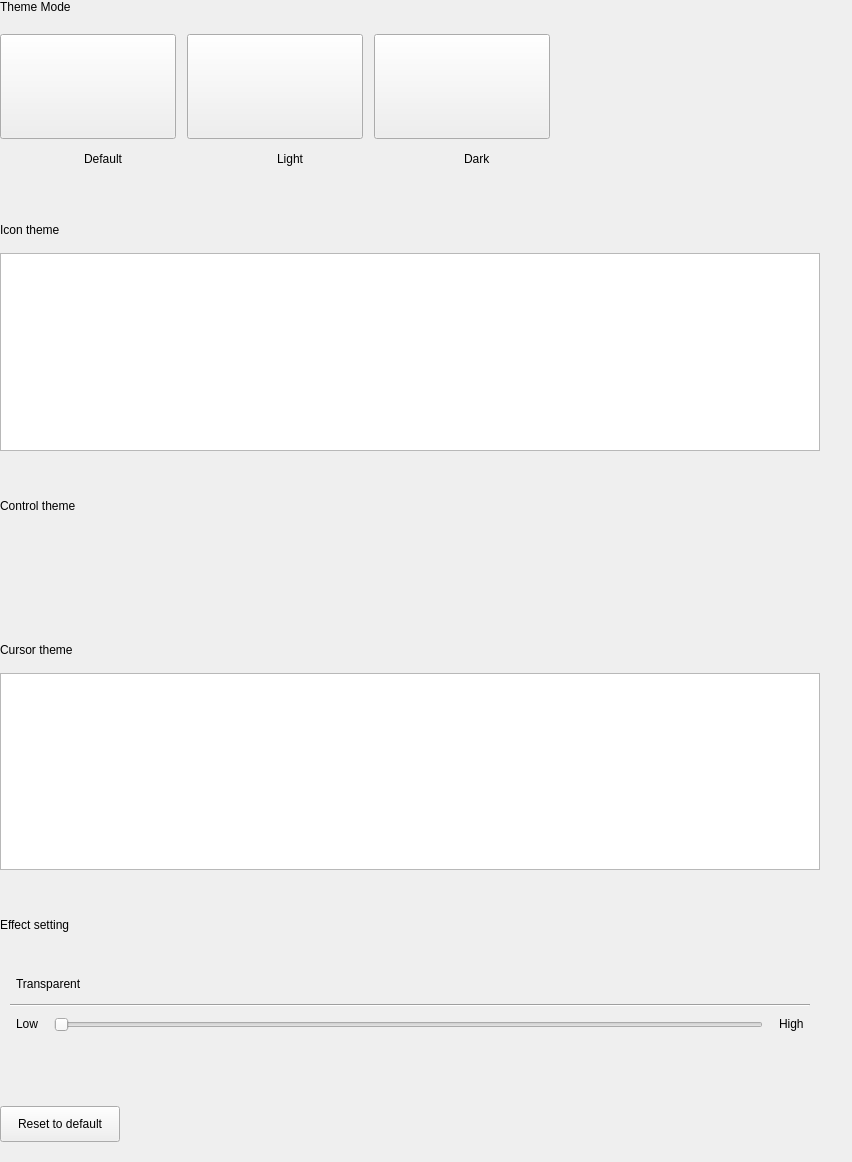
ukui/ukui-control-center, file plugins/personalized/theme/theme.ui: the form before one commit.
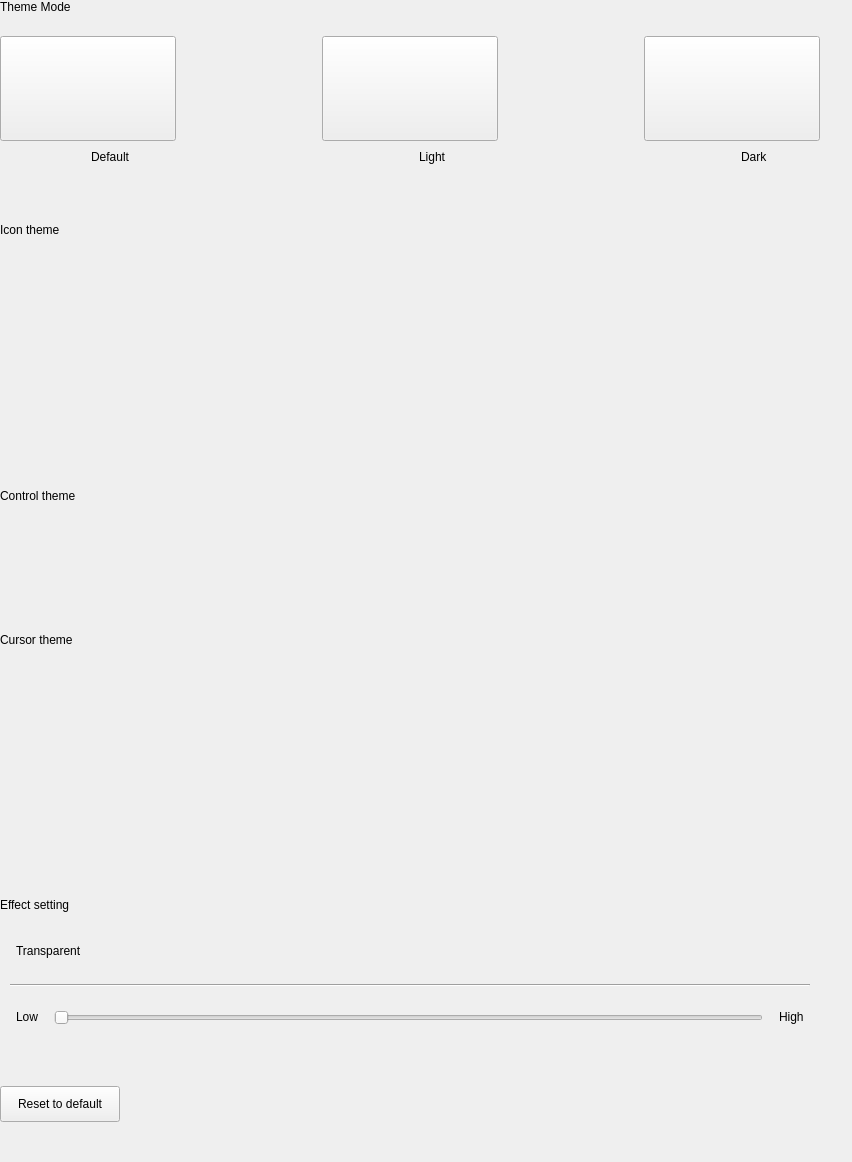
The form after the commit.

Patch:
```diff
--- a/plugins/personalized/theme/theme.ui
+++ b/plugins/personalized/theme/theme.ui
@@ -27,7 +27,7 @@
   </property>
   <layout class="QVBoxLayout" name="verticalLayout_2">
    <property name="spacing">
-    <number>16</number>
+    <number>0</number>
    </property>
    <property name="leftMargin">
     <number>0</number>
@@ -39,7 +39,33 @@
     <number>32</number>
    </property>
    <property name="bottomMargin">
-    <number>20</number>
+    <number>30</number>
+   </property>
+   <item>
+    <widget class="QWidget" name="widget" native="true">
+     <layout class="QVBoxLayout" name="verticalLayout_3">
+      <property name="spacing">
+       <number>0</number>
+      </property>
+      <property name="leftMargin">
+       <number>0</number>
+      </property>
+      <property name="topMargin">
+       <number>0</number>
+      </property>
+      <property name="rightMargin">
+       <number>0</number>
+      </property>
+      <property name="bottomMargin">
+       <number>0</number>
+      </property>
+      <item>
+       <layout class="QVBoxLayout" name="verticalLayout">
+        <property name="spacing">
+         <number>16</number>
+        </property>
+        <property name="bottomMargin">
+         <number>10</number>
    </property>
    <item>
     <widget class="QLabel" name="titleLabel">
@@ -61,56 +87,73 @@
     <widget class="QWidget" name="themeModeWidget" native="true">
      <property name="minimumSize">
       <size>
-       <width>554</width>
+            <width>0</width>
        <height>145</height>
       </size>
      </property>
      <property name="maximumSize">
       <size>
-       <width>554</width>
+            <width>16777215</width>
        <height>145</height>
       </size>
      </property>
-     <layout class="QHBoxLayout" name="horizontalLayout_9">
-      <property name="spacing">
-       <number>0</number>
-      </property>
-      <property name="leftMargin">
-       <number>0</number>
-      </property>
-      <property name="topMargin">
-       <number>0</number>
-      </property>
-      <property name="rightMargin">
-       <number>0</number>
-      </property>
-      <property name="bottomMargin">
-       <number>0</number>
-      </property>
-      <item>
-       <layout class="QHBoxLayout" name="horizontalLayout">
+          <layout class="QHBoxLayout" name="horizontalLayout_2">
         <property name="spacing">
          <number>16</number>
         </property>
+           <property name="leftMargin">
+            <number>0</number>
+           </property>
+           <property name="topMargin">
+            <number>0</number>
+           </property>
         <property name="rightMargin">
-         <number>9</number>
+            <number>0</number>
+           </property>
+           <property name="bottomMargin">
+            <number>0</number>
         </property>
         <item>
-         <layout class="QVBoxLayout" name="verticalLayout_7">
+            <widget class="QWidget" name="defaultWidget" native="true">
+             <property name="minimumSize">
+              <size>
+               <width>176</width>
+               <height>0</height>
+              </size>
+             </property>
+             <property name="maximumSize">
+              <size>
+               <width>176</width>
+               <height>16777215</height>
+              </size>
+             </property>
+             <layout class="QVBoxLayout" name="verticalLayout_11">
+              <property name="spacing">
+               <number>0</number>
+              </property>
+              <property name="leftMargin">
+               <number>0</number>
+              </property>
+              <property name="topMargin">
+               <number>0</number>
+              </property>
           <property name="rightMargin">
            <number>0</number>
           </property>
+              <property name="bottomMargin">
+               <number>0</number>
+              </property>
           <item>
            <widget class="QPushButton" name="defaultBtn">
             <property name="minimumSize">
              <size>
-              <width>176</width>
+                  <width>0</width>
               <height>105</height>
              </size>
             </property>
             <property name="maximumSize">
              <size>
-              <width>176</width>
+                  <width>16777215</width>
               <height>105</height>
              </size>
             </property>
@@ -126,9 +169,9 @@
            </widget>
           </item>
           <item>
-           <layout class="QHBoxLayout" name="horizontalLayout_10">
+               <layout class="QHBoxLayout" name="horizontalLayout_9">
             <item>
-             <spacer name="horizontalSpacer_6">
+                 <spacer name="horizontalSpacer_3">
               <property name="orientation">
                <enum>Qt::Horizontal</enum>
               </property>
@@ -173,13 +216,25 @@
                 <verstretch>0</verstretch>
                </sizepolicy>
               </property>
+                  <property name="minimumSize">
+                   <size>
+                    <width>16</width>
+                    <height>16</height>
+                   </size>
+                  </property>
+                  <property name="maximumSize">
+                   <size>
+                    <width>16</width>
+                    <height>16</height>
+                   </size>
+                  </property>
               <property name="text">
                <string/>
               </property>
              </widget>
             </item>
             <item>
-             <widget class="QLabel" name="label_9">
+                 <widget class="QLabel" name="label_4">
               <property name="sizePolicy">
                <sizepolicy hsizetype="Fixed" vsizetype="Fixed">
                 <horstretch>0</horstretch>
@@ -192,7 +247,7 @@
              </widget>
             </item>
             <item>
-             <spacer name="horizontalSpacer_3">
+                 <spacer name="horizontalSpacer_4">
               <property name="orientation">
                <enum>Qt::Horizontal</enum>
               </property>
@@ -207,20 +262,62 @@
            </layout>
           </item>
          </layout>
+            </widget>
         </item>
         <item>
-         <layout class="QVBoxLayout" name="verticalLayout_8">
+            <spacer name="horizontalSpacer_9">
+             <property name="orientation">
+              <enum>Qt::Horizontal</enum>
+             </property>
+             <property name="sizeHint" stdset="0">
+              <size>
+               <width>40</width>
+               <height>20</height>
+              </size>
+             </property>
+            </spacer>
+           </item>
+           <item>
+            <widget class="QWidget" name="lightWidget" native="true">
+             <property name="minimumSize">
+              <size>
+               <width>176</width>
+               <height>0</height>
+              </size>
+             </property>
+             <property name="maximumSize">
+              <size>
+               <width>176</width>
+               <height>16777215</height>
+              </size>
+             </property>
+             <layout class="QVBoxLayout" name="verticalLayout_7">
+              <property name="spacing">
+               <number>0</number>
+              </property>
+              <property name="leftMargin">
+               <number>0</number>
+              </property>
+              <property name="topMargin">
+               <number>0</number>
+              </property>
+              <property name="rightMargin">
+               <number>0</number>
+              </property>
+              <property name="bottomMargin">
+               <number>0</number>
+              </property>
           <item>
            <widget class="QPushButton" name="lightBtn">
             <property name="minimumSize">
              <size>
-              <width>176</width>
+                  <width>0</width>
               <height>105</height>
              </size>
             </property>
             <property name="maximumSize">
              <size>
-              <width>176</width>
+                  <width>16777215</width>
               <height>105</height>
              </size>
             </property>
@@ -236,9 +333,9 @@
            </widget>
           </item>
           <item>
-           <layout class="QHBoxLayout" name="horizontalLayout_11">
+               <layout class="QHBoxLayout" name="horizontalLayout">
             <item>
-             <spacer name="horizontalSpacer_7">
+                 <spacer name="horizontalSpacer_5">
               <property name="orientation">
                <enum>Qt::Horizontal</enum>
               </property>
@@ -283,13 +380,25 @@
                 <verstretch>0</verstretch>
                </sizepolicy>
               </property>
+                  <property name="minimumSize">
+                   <size>
+                    <width>16</width>
+                    <height>16</height>
+                   </size>
+                  </property>
+                  <property name="maximumSize">
+                   <size>
+                    <width>16</width>
+                    <height>16</height>
+                   </size>
+                  </property>
               <property name="text">
                <string/>
               </property>
              </widget>
             </item>
             <item>
-             <widget class="QLabel" name="label_3">
+                 <widget class="QLabel" name="label_7">
               <property name="sizePolicy">
                <sizepolicy hsizetype="Fixed" vsizetype="Fixed">
                 <horstretch>0</horstretch>
@@ -302,7 +411,7 @@
              </widget>
             </item>
             <item>
-             <spacer name="horizontalSpacer_4">
+                 <spacer name="horizontalSpacer_6">
               <property name="orientation">
                <enum>Qt::Horizontal</enum>
               </property>
@@ -317,20 +426,62 @@
            </layout>
           </item>
          </layout>
+            </widget>
         </item>
         <item>
-         <layout class="QVBoxLayout" name="verticalLayout_9">
+            <spacer name="horizontalSpacer_10">
+             <property name="orientation">
+              <enum>Qt::Horizontal</enum>
+             </property>
+             <property name="sizeHint" stdset="0">
+              <size>
+               <width>40</width>
+               <height>20</height>
+              </size>
+             </property>
+            </spacer>
+           </item>
+           <item>
+            <widget class="QWidget" name="darkWidget" native="true">
+             <property name="minimumSize">
+              <size>
+               <width>176</width>
+               <height>0</height>
+              </size>
+             </property>
+             <property name="maximumSize">
+              <size>
+               <width>176</width>
+               <height>16777215</height>
+              </size>
+             </property>
+             <layout class="QVBoxLayout" name="verticalLayout_5">
+              <property name="spacing">
+               <number>0</number>
+              </property>
+              <property name="leftMargin">
+               <number>0</number>
+              </property>
+              <property name="topMargin">
+               <number>0</number>
+              </property>
+              <property name="rightMargin">
+               <number>0</number>
+              </property>
+              <property name="bottomMargin">
+               <number>0</number>
+              </property>
           <item>
            <widget class="QPushButton" name="darkBtn">
             <property name="minimumSize">
              <size>
-              <width>176</width>
+                  <width>0</width>
               <height>105</height>
              </size>
             </property>
             <property name="maximumSize">
              <size>
-              <width>176</width>
+                  <width>16777215</width>
               <height>105</height>
              </size>
             </property>
@@ -346,9 +497,9 @@
            </widget>
           </item>
           <item>
-           <layout class="QHBoxLayout" name="horizontalLayout_12">
+               <layout class="QHBoxLayout" name="horizontalLayout_3">
             <item>
-             <spacer name="horizontalSpacer_8">
+                 <spacer name="horizontalSpacer_7">
               <property name="orientation">
                <enum>Qt::Horizontal</enum>
               </property>
@@ -393,13 +544,25 @@
                 <verstretch>0</verstretch>
                </sizepolicy>
               </property>
+                  <property name="minimumSize">
+                   <size>
+                    <width>16</width>
+                    <height>16</height>
+                   </size>
+                  </property>
+                  <property name="maximumSize">
+                   <size>
+                    <width>16</width>
+                    <height>16</height>
+                   </size>
+                  </property>
               <property name="text">
                <string/>
               </property>
              </widget>
             </item>
             <item>
-             <widget class="QLabel" name="label_4">
+                 <widget class="QLabel" name="label_10">
               <property name="sizePolicy">
                <sizepolicy hsizetype="Fixed" vsizetype="Fixed">
                 <horstretch>0</horstretch>
@@ -412,7 +575,7 @@
              </widget>
             </item>
             <item>
-             <spacer name="horizontalSpacer_5">
+                 <spacer name="horizontalSpacer_8">
               <property name="orientation">
                <enum>Qt::Horizontal</enum>
               </property>
@@ -427,8 +590,7 @@
            </layout>
           </item>
          </layout>
-        </item>
-       </layout>
+            </widget>
       </item>
      </layout>
     </widget>
@@ -450,7 +612,7 @@
     </spacer>
    </item>
    <item>
-    <widget class="QLabel" name="label_5">
+         <widget class="QLabel" name="label_2">
      <property name="sizePolicy">
       <sizepolicy hsizetype="Fixed" vsizetype="Fixed">
        <horstretch>0</horstretch>
@@ -466,19 +628,31 @@
     </widget>
    </item>
    <item>
-    <widget class="QListWidget" name="iconListWidget">
-     <property name="minimumSize">
-      <size>
-       <width>554</width>
-       <height>0</height>
-      </size>
-     </property>
-     <property name="maximumSize">
-      <size>
-       <width>960</width>
-       <height>16777215</height>
-      </size>
-     </property>
+         <widget class="QWidget" name="iconThemeWidget" native="true">
+          <layout class="QVBoxLayout" name="verticalLayout_8">
+           <property name="spacing">
+            <number>0</number>
+           </property>
+           <property name="leftMargin">
+            <number>0</number>
+           </property>
+           <property name="topMargin">
+            <number>0</number>
+           </property>
+           <property name="rightMargin">
+            <number>0</number>
+           </property>
+           <property name="bottomMargin">
+            <number>0</number>
+           </property>
+           <item>
+            <layout class="QVBoxLayout" name="iconThemeVerLayout">
+             <property name="spacing">
+              <number>8</number>
+             </property>
+            </layout>
+           </item>
+          </layout>
     </widget>
    </item>
    <item>
@@ -498,7 +672,7 @@
     </spacer>
    </item>
    <item>
-    <widget class="QLabel" name="label_6">
+         <widget class="QLabel" name="label_3">
      <property name="sizePolicy">
       <sizepolicy hsizetype="Fixed" vsizetype="Fixed">
        <horstretch>0</horstretch>
@@ -517,17 +691,17 @@
     <widget class="QWidget" name="controlWidget" native="true">
      <property name="minimumSize">
       <size>
-       <width>554</width>
+            <width>0</width>
        <height>66</height>
       </size>
      </property>
      <property name="maximumSize">
       <size>
-       <width>960</width>
+            <width>16777215</width>
        <height>66</height>
       </size>
      </property>
-     <layout class="QHBoxLayout" name="horizontalLayout_7">
+          <layout class="QHBoxLayout" name="horizontalLayout_6">
       <property name="spacing">
        <number>0</number>
       </property>
@@ -546,14 +720,11 @@
       <item>
        <layout class="QHBoxLayout" name="controlHorLayout">
         <property name="spacing">
-         <number>40</number>
+              <number>16</number>
         </property>
         <property name="leftMargin">
          <number>24</number>
         </property>
-        <property name="topMargin">
-         <number>10</number>
-        </property>
         <property name="rightMargin">
          <number>24</number>
         </property>
@@ -579,7 +750,7 @@
     </spacer>
    </item>
    <item>
-    <widget class="QLabel" name="label_7">
+         <widget class="QLabel" name="label_5">
      <property name="sizePolicy">
       <sizepolicy hsizetype="Fixed" vsizetype="Fixed">
        <horstretch>0</horstretch>
@@ -595,19 +766,31 @@
     </widget>
    </item>
    <item>
-    <widget class="QListWidget" name="cursorListWidget">
-     <property name="minimumSize">
-      <size>
-       <width>554</width>
-       <height>0</height>
-      </size>
-     </property>
-     <property name="maximumSize">
-      <size>
-       <width>960</width>
-       <height>16777215</height>
-      </size>
-     </property>
+         <widget class="QWidget" name="cursorWidget" native="true">
+          <layout class="QVBoxLayout" name="verticalLayout_9">
+           <property name="spacing">
+            <number>0</number>
+           </property>
+           <property name="leftMargin">
+            <number>0</number>
+           </property>
+           <property name="topMargin">
+            <number>0</number>
+           </property>
+           <property name="rightMargin">
+            <number>0</number>
+           </property>
+           <property name="bottomMargin">
+            <number>0</number>
+           </property>
+           <item>
+            <layout class="QVBoxLayout" name="cursorVerLayout">
+             <property name="spacing">
+              <number>8</number>
+             </property>
+            </layout>
+           </item>
+          </layout>
     </widget>
    </item>
    <item>
@@ -646,34 +829,17 @@
     <widget class="QWidget" name="effectWidget" native="true">
      <property name="minimumSize">
       <size>
-       <width>554</width>
+            <width>0</width>
        <height>110</height>
       </size>
      </property>
      <property name="maximumSize">
       <size>
-       <width>960</width>
+            <width>16777215</width>
        <height>110</height>
       </size>
      </property>
-     <layout class="QVBoxLayout" name="verticalLayout_6">
-      <property name="spacing">
-       <number>0</number>
-      </property>
-      <property name="leftMargin">
-       <number>0</number>
-      </property>
-      <property name="topMargin">
-       <number>0</number>
-      </property>
-      <property name="rightMargin">
-       <number>0</number>
-      </property>
-      <property name="bottomMargin">
-       <number>0</number>
-      </property>
-      <item>
-       <layout class="QVBoxLayout" name="verticalLayout_5">
+          <layout class="QVBoxLayout" name="verticalLayout_10">
         <property name="spacing">
          <number>10</number>
         </property>
@@ -714,7 +880,7 @@
            </widget>
           </item>
           <item>
-           <spacer name="horizontalSpacer_2">
+              <spacer name="horizontalSpacer">
             <property name="orientation">
              <enum>Qt::Horizontal</enum>
             </property>
@@ -736,7 +902,7 @@
          </widget>
         </item>
         <item>
-         <layout class="QHBoxLayout" name="horizontalLayout_6">
+            <layout class="QHBoxLayout" name="horizontalLayout_7">
           <property name="spacing">
            <number>16</number>
           </property>
@@ -747,7 +913,7 @@
            <number>6</number>
           </property>
           <item>
-           <widget class="QLabel" name="label_12">
+              <widget class="QLabel" name="label_9">
             <property name="sizePolicy">
              <sizepolicy hsizetype="Fixed" vsizetype="Fixed">
               <horstretch>0</horstretch>
@@ -760,14 +926,14 @@
            </widget>
           </item>
           <item>
-           <widget class="QSlider" name="horizontalSlider">
+              <widget class="QSlider" name="transparencySlider">
             <property name="orientation">
              <enum>Qt::Horizontal</enum>
             </property>
            </widget>
           </item>
           <item>
-           <widget class="QLabel" name="label_13">
+              <widget class="QLabel" name="label_11">
             <property name="sizePolicy">
              <sizepolicy hsizetype="Fixed" vsizetype="Fixed">
               <horstretch>0</horstretch>
@@ -782,8 +948,6 @@
          </layout>
         </item>
        </layout>
-      </item>
-     </layout>
     </widget>
    </item>
    <item>
@@ -803,7 +967,7 @@
     </spacer>
    </item>
    <item>
-    <layout class="QHBoxLayout" name="horizontalLayout_2">
+         <layout class="QHBoxLayout" name="horizontalLayout_8">
      <item>
       <widget class="QPushButton" name="resetBtn">
        <property name="minimumSize">
@@ -824,7 +988,7 @@
       </widget>
      </item>
      <item>
-      <spacer name="horizontalSpacer">
+           <spacer name="horizontalSpacer_2">
        <property name="orientation">
         <enum>Qt::Horizontal</enum>
        </property>
@@ -837,6 +1001,11 @@
       </spacer>
      </item>
     </layout>
+        </item>
+       </layout>
+      </item>
+     </layout>
+    </widget>
    </item>
   </layout>
  </widget>
```
Left out of the diff: 17 changed lines with no effect on the pictures. Lines whose indentation alone changed are shown as unchanged.
